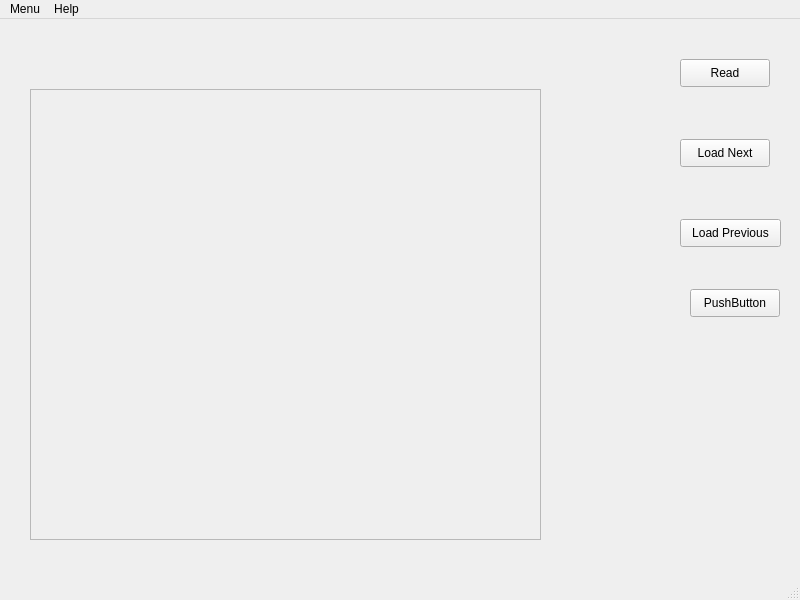
First picture: the form in TensuraReader.ui, repository AnoRebel/slime_reader, before the edit.
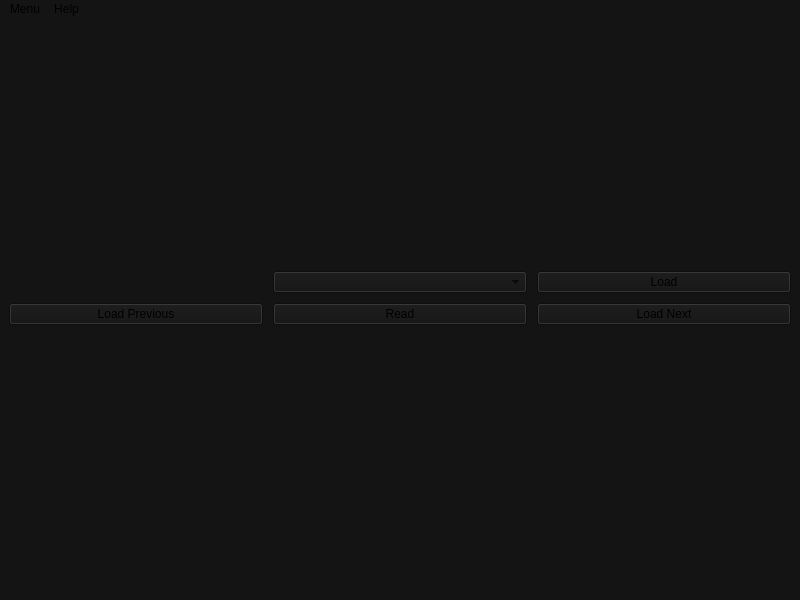
Second picture: the form after the edit.

The edit to the form file:
```diff
--- a/TensuraReader.ui
+++ b/TensuraReader.ui
@@ -13,82 +13,50 @@
   <property name="windowTitle">
    <string>MainWindow</string>
   </property>
+  <property name="styleSheet">
+   <string notr="true">background-color: rgb(20, 20, 20);</string>
+  </property>
   <widget class="QWidget" name="centralwidget">
-   <widget class="QPushButton" name="read_btn">
-    <property name="geometry">
-     <rect>
-      <x>680</x>
-      <y>40</y>
-      <width>90</width>
-      <height>28</height>
-     </rect>
-    </property>
+   <layout class="QVBoxLayout" name="verticalLayout">
+    <item>
+     <layout class="QGridLayout" name="gridLayout">
+      <property name="spacing">
+       <number>10</number>
+      </property>
+      <item row="0" column="4">
+       <widget class="QPushButton" name="pushButton">
     <property name="text">
-     <string>Read</string>
-    </property>
-   </widget>
-   <widget class="QPushButton" name="next_btn">
-    <property name="geometry">
-     <rect>
-      <x>680</x>
-      <y>120</y>
-      <width>90</width>
-      <height>28</height>
-     </rect>
-    </property>
-    <property name="text">
-     <string>Load Next</string>
-    </property>
-   </widget>
+         <string>Load</string>
+        </property>
+       </widget>
+      </item>
+      <item row="1" column="1">
    <widget class="QPushButton" name="prev_btn">
-    <property name="geometry">
-     <rect>
-      <x>680</x>
-      <y>200</y>
-      <width>101</width>
-      <height>28</height>
-     </rect>
-    </property>
     <property name="text">
      <string>Load Previous</string>
     </property>
    </widget>
-   <widget class="QScrollArea" name="read_area">
-    <property name="geometry">
-     <rect>
-      <x>30</x>
-      <y>70</y>
-      <width>511</width>
-      <height>451</height>
-     </rect>
-    </property>
-    <property name="widgetResizable">
-     <bool>true</bool>
-    </property>
-    <widget class="QWidget" name="scrollAreaWidgetContents">
-     <property name="geometry">
-      <rect>
-       <x>0</x>
-       <y>0</y>
-       <width>509</width>
-       <height>449</height>
-      </rect>
-     </property>
-    </widget>
-   </widget>
-   <widget class="QPushButton" name="toggleplay_btn">
-    <property name="geometry">
-     <rect>
-      <x>690</x>
-      <y>270</y>
-      <width>90</width>
-      <height>28</height>
-     </rect>
-    </property>
+      </item>
+      <item row="1" column="4">
+       <widget class="QPushButton" name="next_btn">
+        <property name="text">
+         <string>Load Next</string>
+        </property>
+       </widget>
+      </item>
+      <item row="0" column="2">
+       <widget class="QComboBox" name="comboBox"/>
+      </item>
+      <item row="1" column="2">
+       <widget class="QPushButton" name="read_btn">
     <property name="text">
-     <string>PushButton</string>
-    </property>
-   </widget>
+         <string>Read</string>
+        </property>
+       </widget>
+      </item>
+     </layout>
+    </item>
+   </layout>
   </widget>
   <widget class="QMenuBar" name="menubar">
    <property name="geometry">
```
Left out of the diff: 12 changed lines with no effect on the pictures. Lines whose indentation alone changed are shown as unchanged.
